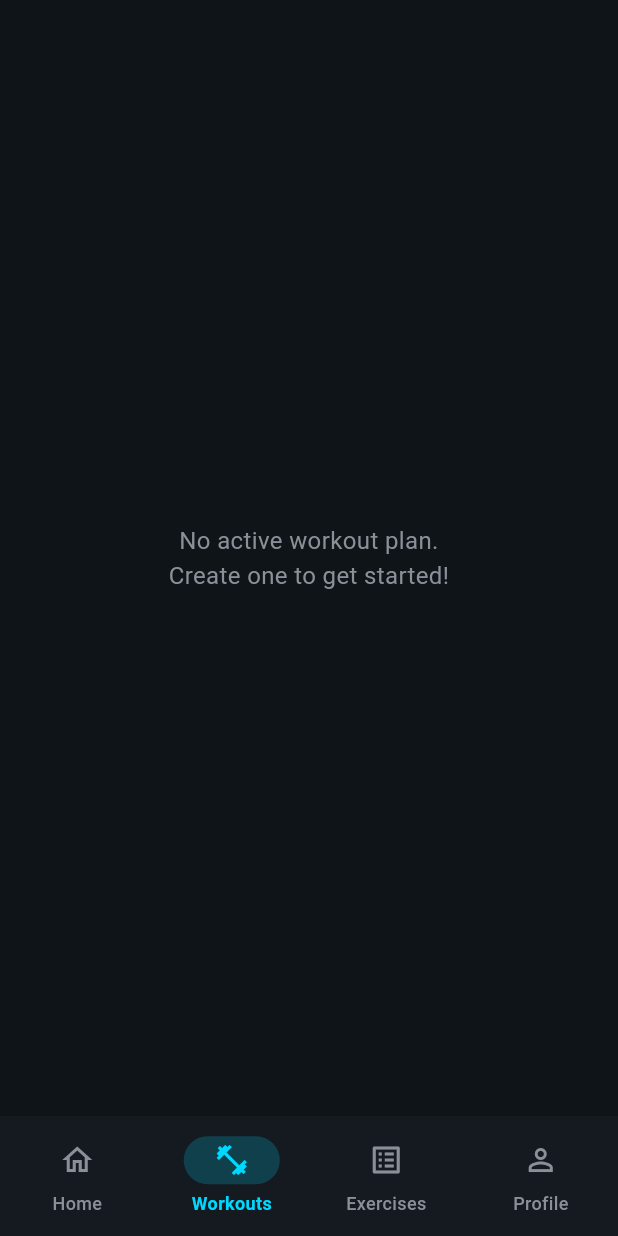
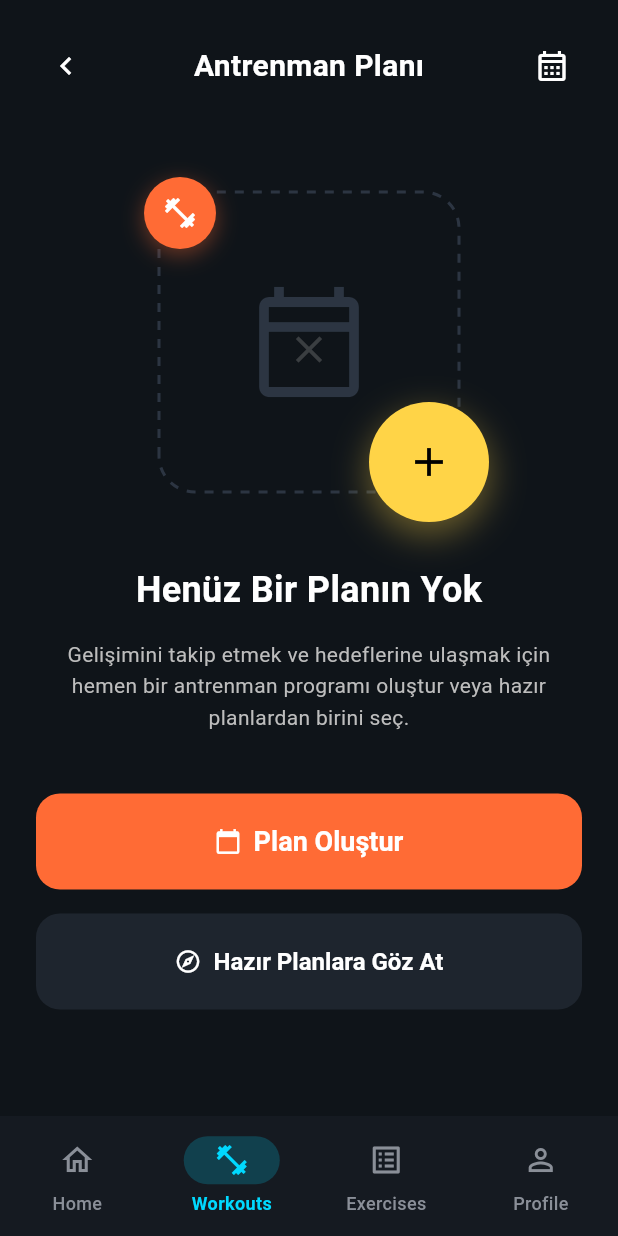
Before and after one commit to sefadalgic/gym_track, a Flutter app: the MainView screen opened by its route, item 2 of the bottom bar chosen, on a phone screen of 412 x 824 dp. Run offline on Flutter 3.47's test engine with Material 3 defaults, Android fonts, the phone set to English and light mode, and no system bars; our stand-ins replace bloc, cloud_firestore, dio, equatable, firebase_auth, firebase_core and 6 more; accounts and stored records are empty.

Commit message:
feat: Add a dedicated empty workout plan view and integrate workout creation flow into the workouts screen.

```diff
--- a/lib/feature/main/main_view.dart
+++ b/lib/feature/main/main_view.dart
@@ -5,6 +5,7 @@ import 'package:gym_track/feature/profile/view/profile_view.dart';
 import 'package:gym_track/feature/workouts/widgets/workout_calendar_view.dart';
 import 'package:gym_track/product/model/workout_model.dart';
 import 'package:gym_track/product/service/firestore_service.dart';
+import 'package:gym_track/feature/workouts/widgets/empty_workout_plan_view.dart';
 
 /// Main view with bottom navigation bar
 class MainView extends StatefulWidget {
@@ -64,19 +65,7 @@ class _MainViewState extends State<MainView> {
             )
           : _activeWorkout != null
               ? WorkoutCalendarView(workout: _activeWorkout!)
-              : const Center(
-                  child: Padding(
-                    padding: EdgeInsets.all(24.0),
-                    child: Text(
-                      'No active workout plan.\nCreate one to get started!',
-                      textAlign: TextAlign.center,
-                      style: TextStyle(
-                        color: Color(0xFF8A8F98),
-                        fontSize: 16,
-                      ),
-                    ),
-                  ),
-                ),
+              : const EmptyWorkoutPlanView(),
       ExercisesView(),
       ProfileView(),
     ];
--- /dev/null
+++ b/lib/feature/workouts/widgets/empty_workout_plan_view.dart
@@ -0,0 +1,285 @@
+import 'package:flutter/material.dart';
+import 'dart:ui';
+import 'package:gym_track/core/thene/app_theme.dart';
+import 'package:gym_track/feature/workouts/view/create_workout_flow.dart';
+
+class EmptyWorkoutPlanView extends StatelessWidget {
+  const EmptyWorkoutPlanView({super.key});
+
+  @override
+  Widget build(BuildContext context) {
+    return Scaffold(
+      backgroundColor: AppTheme.background,
+      body: SafeArea(
+        child: Column(
+          children: [
+            _buildHeader(),
+            Expanded(
+              child: SingleChildScrollView(
+                padding: const EdgeInsets.symmetric(horizontal: 24),
+                child: Column(
+                  children: [
+                    const SizedBox(height: 40),
+                    _buildDashedWorkoutArea(),
+                    const SizedBox(height: 48),
+                    _buildTextSection(),
+                    const SizedBox(height: 40),
+                    _buildActionButtons(context),
+                    const SizedBox(height: 24),
+                  ],
+                ),
+              ),
+            ),
+          ],
+        ),
+      ),
+    );
+  }
+
+  Widget _buildHeader() {
+    return Padding(
+      padding: const EdgeInsets.all(20.0),
+      child: Row(
+        mainAxisAlignment: MainAxisAlignment.spaceBetween,
+        children: [
+          IconButton(
+            icon: const Icon(Icons.chevron_left, color: Colors.white),
+            onPressed: () {},
+          ),
+          const Text(
+            'Antrenman Planı',
+            style: TextStyle(
+              color: Colors.white,
+              fontSize: 20,
+              fontWeight: FontWeight.bold,
+            ),
+          ),
+          IconButton(
+            icon:
+                const Icon(Icons.calendar_month_outlined, color: Colors.white),
+            onPressed: () {},
+          ),
+        ],
+      ),
+    );
+  }
+
+  Widget _buildDashedWorkoutArea() {
+    return Center(
+      child: Stack(
+        clipBehavior: Clip.none,
+        children: [
+          // Dashed Box
+          Container(
+            width: 200,
+            height: 200,
+            decoration: BoxDecoration(
+              borderRadius: BorderRadius.circular(24),
+            ),
+            child: CustomPaint(
+              painter: _DashedRectPainter(
+                color: const Color(0xFF2C3542),
+                strokeWidth: 2,
+                gap: 6,
+              ),
+            ),
+          ),
+          // Main Calendar Icon (Center)
+          Positioned.fill(
+            child: Center(
+              child: Icon(
+                Icons.calendar_today_outlined,
+                size: 80,
+                color: const Color(0xFF2C3542),
+              ),
+            ),
+          ),
+          // Calendar 'X' indicator
+          Positioned.fill(
+            child: Center(
+              child: Padding(
+                padding: const EdgeInsets.only(top: 10),
+                child: Icon(
+                  Icons.close,
+                  size: 30,
+                  color: Colors.grey.withOpacity(0.3),
+                ),
+              ),
+            ),
+          ),
+          // Dumbbell Icon (Top Left)
+          Positioned(
+            top: -10,
+            left: -10,
+            child: Container(
+              padding: const EdgeInsets.all(12),
+              decoration: BoxDecoration(
+                color: AppTheme.primary,
+                shape: BoxShape.circle,
+                boxShadow: [
+                  BoxShadow(
+                    color: AppTheme.primary.withOpacity(0.4),
+                    blurRadius: 12,
+                    offset: const Offset(0, 4),
+                  ),
+                ],
+              ),
+              child: const Icon(
+                Icons.fitness_center,
+                color: Colors.white,
+                size: 24,
+              ),
+            ),
+          ),
+          // Plus Icon (Bottom Right)
+          Positioned(
+            bottom: -20,
+            right: -20,
+            child: Container(
+              padding: const EdgeInsets.all(24),
+              decoration: BoxDecoration(
+                color: const Color(0xFFFFD447), // Yellow from UI
+                shape: BoxShape.circle,
+                boxShadow: [
+                  BoxShadow(
+                    color: const Color(0xFFFFD447).withOpacity(0.4),
+                    blurRadius: 20,
+                    offset: const Offset(0, 8),
+                  ),
+                ],
+              ),
+              child: const Icon(
+                Icons.add,
+                color: Colors.black,
+                size: 32,
+              ),
+            ),
+          ),
+        ],
+      ),
+    );
+  }
+
+  Widget _buildTextSection() {
+    return Column(
+      children: [
+        const Text(
+          'Henüz Bir Planın Yok',
+          style: TextStyle(
+            color: Colors.white,
+            fontSize: 24,
+            fontWeight: FontWeight.bold,
+          ),
+        ),
+        const SizedBox(height: 16),
+        Text(
+          'Gelişimini takip etmek ve hedeflerine ulaşmak için hemen bir antrenman programı oluştur veya hazır planlardan birini seç.',
+          textAlign: TextAlign.center,
+          style: TextStyle(
+            color: Colors.grey[400],
+            fontSize: 14,
+            height: 1.5,
+          ),
+        ),
+      ],
+    );
+  }
+
+  Widget _buildActionButtons(BuildContext context) {
+    return Column(
+      children: [
+        SizedBox(
+          width: double.infinity,
+          height: 64,
+          child: ElevatedButton.icon(
+            onPressed: () {
+              Navigator.push(
+                context,
+                MaterialPageRoute(
+                  builder: (context) => const CreateWorkoutFlow(),
+                  fullscreenDialog: true,
+                ),
+              );
+            },
+            style: ElevatedButton.styleFrom(
+              backgroundColor: AppTheme.primary,
+              foregroundColor: Colors.white,
+              shape: RoundedRectangleBorder(
+                borderRadius: BorderRadius.circular(16),
+              ),
+            ),
+            icon: const Icon(Icons.calendar_today),
+            label: const Text(
+              'Plan Oluştur',
+              style: TextStyle(fontSize: 18, fontWeight: FontWeight.bold),
+            ),
+          ),
+        ),
+        const SizedBox(height: 16),
+        SizedBox(
+          width: double.infinity,
+          height: 64,
+          child: ElevatedButton.icon(
+            onPressed: () {},
+            style: ElevatedButton.styleFrom(
+              backgroundColor: const Color(0xFF1E252E),
+              foregroundColor: Colors.white,
+              shape: RoundedRectangleBorder(
+                borderRadius: BorderRadius.circular(16),
+              ),
+            ),
+            icon: const Icon(Icons.explore_outlined),
+            label: const Text(
+              'Hazır Planlara Göz At',
+              style: TextStyle(fontSize: 16, fontWeight: FontWeight.bold),
+            ),
+          ),
+        ),
+      ],
+    );
+  }
+}
+
+class _DashedRectPainter extends CustomPainter {
+  final Color color;
+  final double strokeWidth;
+  final double gap;
+
+  _DashedRectPainter({
+    required this.color,
+    required this.strokeWidth,
+    required this.gap,
+  });
+
+  @override
+  void paint(Canvas canvas, Size size) {
+    final Paint paint = Paint()
+      ..color = color
+      ..strokeWidth = strokeWidth
+      ..style = PaintingStyle.stroke;
+
+    final Path path = Path()
+      ..addRRect(RRect.fromRectAndRadius(
+        Rect.fromLTWH(0, 0, size.width, size.height),
+        const Radius.circular(24),
+      ));
+
+    final dashPath = Path();
+    double distance = 0.0;
+    for (final PathMetric metric in path.computeMetrics()) {
+      while (distance < metric.length) {
+        dashPath.addPath(
+          metric.extractPath(distance, distance + gap),
+          Offset.zero,
+        );
+        distance += gap * 2;
+      }
+      distance = 0.0;
+    }
+
+    canvas.drawPath(dashPath, paint);
+  }
+
+  @override
+  bool shouldRepaint(covariant CustomPainter oldDelegate) => false;
+}
```
Also changed, not shown: lib/feature/workouts/view/workouts_view.dart (+65 -18 lines).
